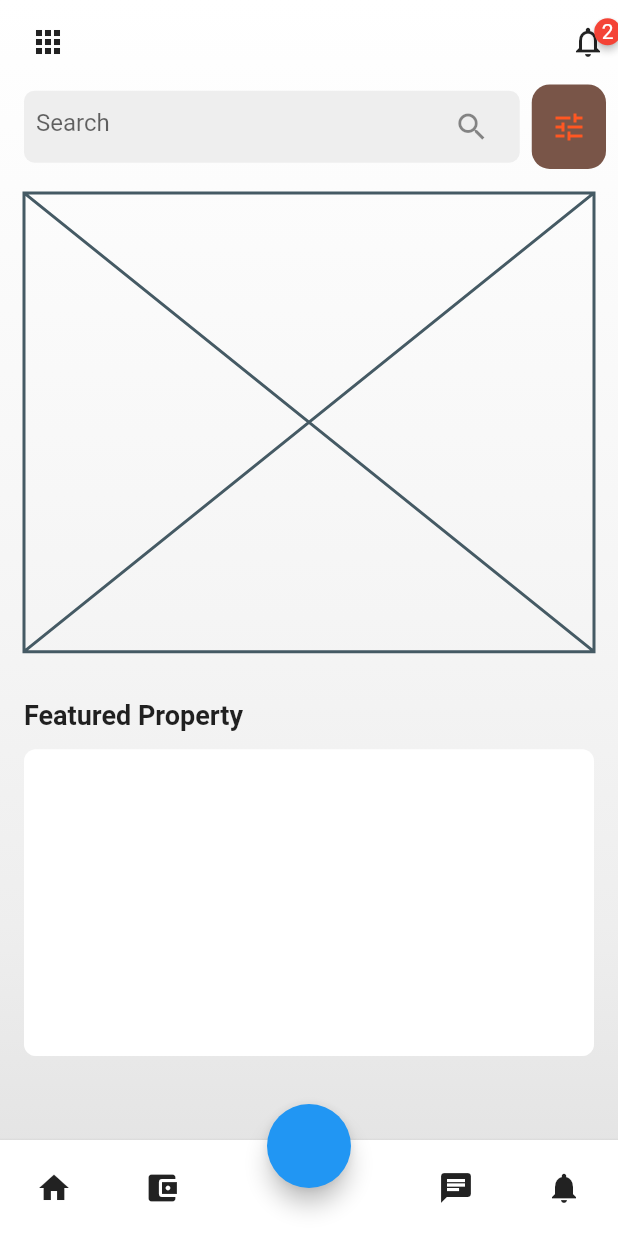
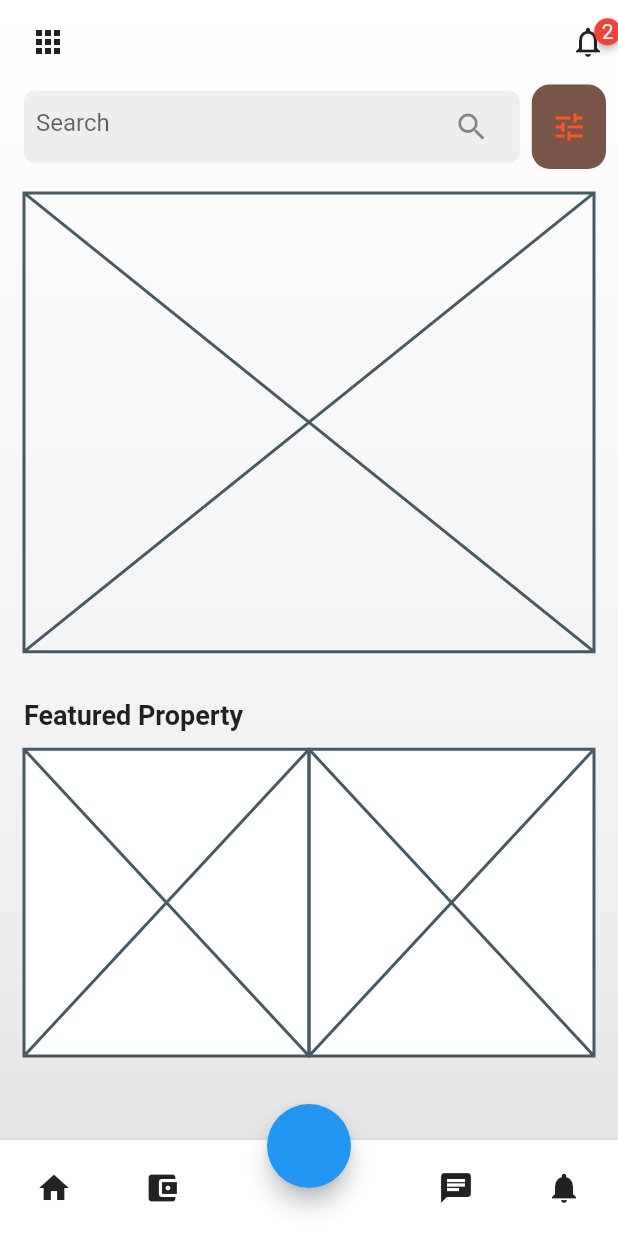
Before and after one commit to JAICHANGPARK/flutter_notebook_11th_story, a Flutter app: the screen it shows after launch, on a phone screen of 412 x 824 dp. Run offline on Flutter 3.47's test engine with Material 2 defaults, Android fonts, the phone set to English and light mode, and no system bars; drawn by our look-alikes of badges; our stand-ins replace backdrop, flutter_inner_drawer, flutter_slidable, flutter_swiper, google_fonts.

Commit message:
Update real_estate_home_page.dart

```diff
--- a/lib/ep731_real_estate_app/ui/real_estate_home_page.dart
+++ b/lib/ep731_real_estate_app/ui/real_estate_home_page.dart
@@ -173,6 +173,12 @@ class _RealEstateHomePageState extends State<RealEstateHomePage> {
                                   color: Colors.white,
                                   borderRadius: BorderRadius.circular(8)
                                 ),
+                                child: Row(
+                                  children: [
+                                    Expanded(child: Placeholder()),
+                                    Expanded(child: Placeholder()),
+                                  ],
+                                ),
                               ),
                             ),
                           ))
```
